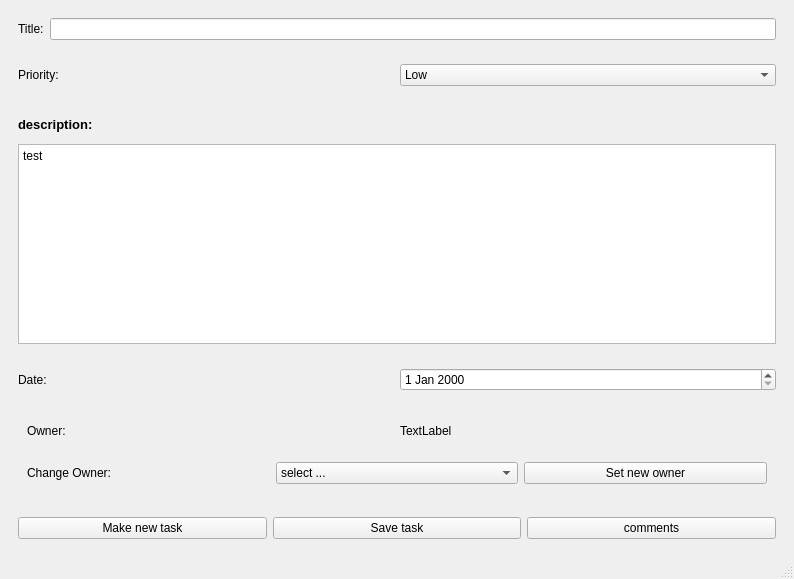
Qt form ToDoListClient/taskwindow.ui (captain-moji/To_Do_List_Project) before a commit.
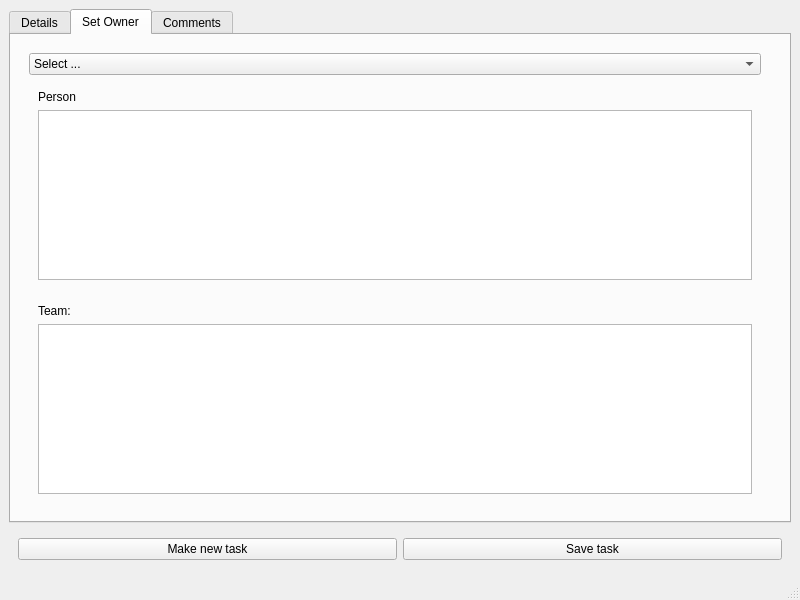
The same form after that commit. The open tabs and pages were chosen to show the change.

Commit message: Client TaskWindow Completed

Diff of the .ui file:
```diff
--- a/ToDoListClient/taskwindow.ui
+++ b/ToDoListClient/taskwindow.ui
@@ -6,16 +6,38 @@
    <rect>
     <x>0</x>
     <y>0</y>
-    <width>794</width>
-    <height>579</height>
+    <width>800</width>
+    <height>600</height>
    </rect>
   </property>
+  <property name="minimumSize">
+   <size>
+    <width>800</width>
+    <height>600</height>
+   </size>
+  </property>
+  <property name="maximumSize">
+   <size>
+    <width>800</width>
+    <height>600</height>
+   </size>
+  </property>
   <property name="windowTitle">
    <string>MainWindow</string>
   </property>
   <widget class="QWidget" name="centralwidget">
    <layout class="QVBoxLayout" name="verticalLayout">
     <item>
+     <widget class="QTabWidget" name="tabWidget">
+      <property name="currentIndex">
+       <number>0</number>
+      </property>
+      <widget class="QWidget" name="tab">
+       <attribute name="title">
+        <string>Details</string>
+       </attribute>
+       <layout class="QVBoxLayout" name="verticalLayout_4">
+        <item>
      <widget class="QWidget" name="widget" native="true">
       <layout class="QHBoxLayout" name="horizontalLayout">
        <item>
@@ -31,6 +53,36 @@
       </layout>
      </widget>
     </item>
+        <item>
+         <widget class="QWidget" name="widget_5" native="true">
+          <layout class="QHBoxLayout" name="horizontalLayout_6">
+           <item>
+            <widget class="QLabel" name="archive_label">
+             <property name="text">
+              <string>Archived:</string>
+             </property>
+            </widget>
+           </item>
+           <item>
+            <widget class="QComboBox" name="archive_combobox">
+             <property name="currentText">
+              <string>Yes</string>
+             </property>
+             <item>
+              <property name="text">
+               <string>Yes</string>
+              </property>
+             </item>
+             <item>
+              <property name="text">
+               <string>No</string>
+              </property>
+             </item>
+            </widget>
+           </item>
+          </layout>
+         </widget>
+        </item>
     <item>
      <widget class="QWidget" name="widget_6" native="true">
       <layout class="QHBoxLayout" name="horizontalLayout_5">
@@ -44,7 +96,7 @@
        <item>
         <widget class="QComboBox" name="Priority_combobox">
          <property name="currentText">
-          <string>Normal</string>
+              <string>Low</string>
          </property>
          <item>
           <property name="text">
@@ -67,9 +119,6 @@
      </widget>
     </item>
     <item>
-     <widget class="QWidget" name="widget_2" native="true">
-      <layout class="QVBoxLayout" name="verticalLayout_2">
-       <item>
         <widget class="QLabel" name="description_text">
          <property name="font">
           <font>
@@ -96,17 +145,13 @@
           </font>
          </property>
          <property name="plainText">
-          <string>test 
-</string>
+           <string/>
          </property>
          <property name="overwriteMode">
           <bool>false</bool>
          </property>
         </widget>
        </item>
-      </layout>
-     </widget>
-    </item>
     <item>
      <widget class="QWidget" name="widget_4" native="true">
       <layout class="QHBoxLayout" name="horizontalLayout_3">
@@ -124,9 +169,6 @@
      </widget>
     </item>
     <item>
-     <widget class="QWidget" name="widget_5" native="true">
-      <layout class="QVBoxLayout" name="verticalLayout_3">
-       <item>
         <widget class="QWidget" name="widget_7" native="true">
          <layout class="QHBoxLayout" name="horizontalLayout_4">
           <item>
@@ -139,33 +181,34 @@
           <item>
            <widget class="QLabel" name="owner_text">
             <property name="text">
-             <string>TextLabel</string>
+              <string>Not set</string>
             </property>
            </widget>
           </item>
          </layout>
         </widget>
        </item>
+       </layout>
+      </widget>
+      <widget class="QWidget" name="tab_2">
+       <attribute name="title">
+        <string>Set Owner</string>
+       </attribute>
+       <layout class="QVBoxLayout" name="verticalLayout_2">
        <item>
-        <widget class="QWidget" name="widget_8" native="true">
-         <layout class="QHBoxLayout" name="horizontalLayout_6">
-          <item>
-           <widget class="QLabel" name="change_owner_label">
-            <property name="text">
-             <string>Change Owner: </string>
-            </property>
-           </widget>
-          </item>
+         <widget class="QWidget" name="widget_2" native="true">
+          <property name="maximumSize">
+           <size>
+            <width>750</width>
+            <height>480</height>
+           </size>
+          </property>
+          <layout class="QVBoxLayout" name="verticalLayout_3">
           <item>
-           <widget class="QComboBox" name="owner_type_combobox">
+            <widget class="QComboBox" name="Owner_type_combobox">
             <item>
              <property name="text">
-              <string>select ...</string>
-             </property>
-            </item>
-            <item>
-             <property name="text">
-              <string>Person</string>
+               <string>Select ...</string>
              </property>
             </item>
             <item>
@@ -176,16 +219,47 @@
            </widget>
           </item>
           <item>
-           <widget class="QPushButton" name="set_new_owner_BTN">
+            <widget class="QWidget" name="widget_8" native="true">
+             <layout class="QVBoxLayout" name="verticalLayout_5">
+              <item>
+               <widget class="QLabel" name="person_label">
             <property name="text">
-             <string>Set new owner</string>
+                 <string>Person</string>
             </property>
            </widget>
           </item>
+              <item>
+               <widget class="QListWidget" name="persons_list_widget"/>
+              </item>
          </layout>
         </widget>
        </item>
-      </layout>
+           <item>
+            <widget class="QWidget" name="widget_9" native="true">
+             <layout class="QVBoxLayout" name="verticalLayout_6">
+              <item>
+               <widget class="QLabel" name="team_label">
+                <property name="text">
+                 <string>Team:</string>
+                </property>
+               </widget>
+              </item>
+              <item>
+               <widget class="QListWidget" name="teams_list_widget"/>
+              </item>
+             </layout>
+            </widget>
+           </item>
+          </layout>
+         </widget>
+        </item>
+       </layout>
+      </widget>
+      <widget class="QWidget" name="tab_3">
+       <attribute name="title">
+        <string>Comments</string>
+       </attribute>
+      </widget>
      </widget>
     </item>
     <item>
@@ -205,13 +279,6 @@
          </property>
         </widget>
        </item>
-       <item>
-        <widget class="QPushButton" name="comments_BTN">
-         <property name="text">
-          <string>comments</string>
-         </property>
-        </widget>
-       </item>
       </layout>
      </widget>
     </item>
```
Left out of the diff: 7 changed lines with no effect on the pictures. Lines whose indentation alone changed are shown as unchanged. The commit also changes 2 other files.
